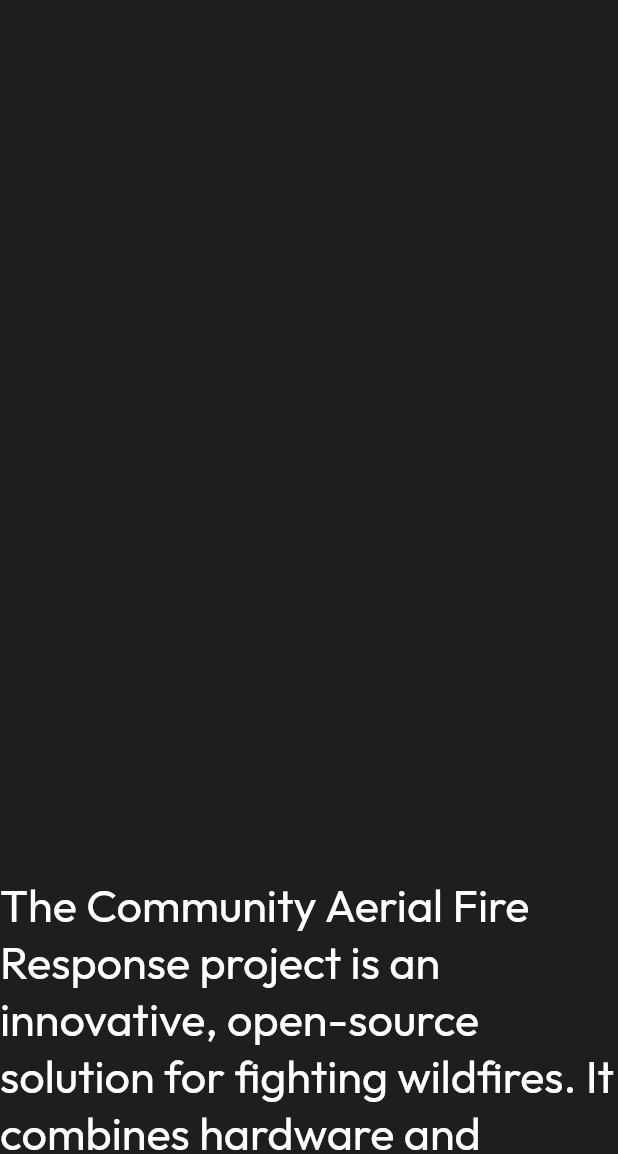
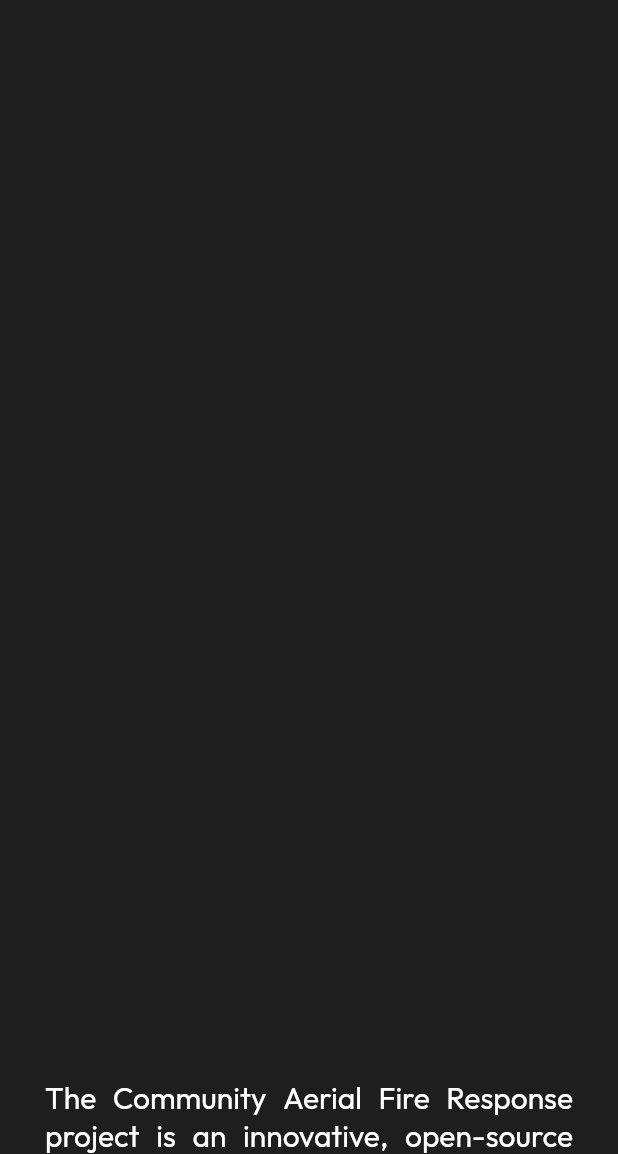
Before and after one commit to reitmas32/astrofire, a Flutter app: the screen it shows after launch, scrolled down 576 dp, on a phone screen of 412 x 824 dp, the part 82-1236 px from its top. Run offline on Flutter 3.47's test engine with Material 2 defaults, Android fonts, the phone set to English and light mode, and no system bars; drawn by our look-alikes of scrollable_positioned_list; our stand-ins replace flutter_riverpod, google_fonts; network calls fail.

Commit message:
feat: Mae Responsive

```diff
--- a/lib/ui/pages/home.dart
+++ b/lib/ui/pages/home.dart
@@ -3,6 +3,7 @@ import 'package:astofire/ui/molecules/fotter.dart';
 import 'package:astofire/ui/providers/scroll_controller.dart';
 import 'package:astofire/ui/views/about.dart';
 import 'package:astofire/ui/views/contact.dart';
+import 'package:astofire/ui/views/custom_drawer.dart';
 import 'package:astofire/ui/views/home_body.dart';
 import 'package:astofire/ui/views/project.dart';
 import 'package:astofire/ui/views/team.dart';
@@ -40,8 +41,10 @@ class HomePage extends ConsumerWidget {
   @override
   Widget build(BuildContext context, WidgetRef ref) {
     final scrollController = ref.watch(scrollControllerProvider);
+    final size = MediaQuery.of(context).size;
     return Scaffold(
       backgroundColor: const Color.fromARGB(249, 46, 46, 46),
+      endDrawer: size.width < 1000 ? const CustomDrawer() : null,
       body: Stack(
         children: [
           Container(
--- a/lib/ui/views/about.dart
+++ b/lib/ui/views/about.dart
@@ -9,14 +9,18 @@ class AboutView extends StatelessWidget {
 
   @override
   Widget build(BuildContext context) {
+    final size = MediaQuery.of(context).size;
+
     return Center(
-      child: SizedBox(
+      child: Container(
         width: MediaQuery.of(context).size.height,
+        padding: EdgeInsets.symmetric(horizontal: size.width > 600 ? 80 : 30),
         child: Center(
           child: Text(
             StaticData.about,
+            textAlign: TextAlign.justify,
             style: GoogleFonts.outfit(
-              fontSize: 30,
+              fontSize: size.width > 600 ? 30 : 20,
             ),
           ),
         ),
--- a/lib/ui/views/home_body.dart
+++ b/lib/ui/views/home_body.dart
@@ -8,6 +8,8 @@ class HomeBody extends StatelessWidget {
 
   @override
   Widget build(BuildContext context) {
+    final size = MediaQuery.of(context).size;
+
     return Center(
       child: SizedBox(
         width: MediaQuery.of(context).size.height,
@@ -28,7 +30,7 @@ class HomeBody extends StatelessWidget {
                 child: Text(
                   'COMMUNITY AERIAL FIRE RESPONSE',
                   style: GoogleFonts.outfit(
-                    fontSize: 80,
+                    fontSize: size.width > 600 ? 80 : 30,
                   ),
                   maxLines: 2,
                 ),
```
Also changed, not shown: lib/ui/molecules/resource.dart (+9 -3 lines).
